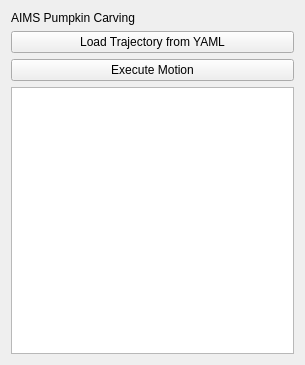
This is pumpkin_bt_application/src/pumpkin.ui in SamanthaSmith04/pumpkin_carving as Qt 5 draws it before an edit. The edited form follows.
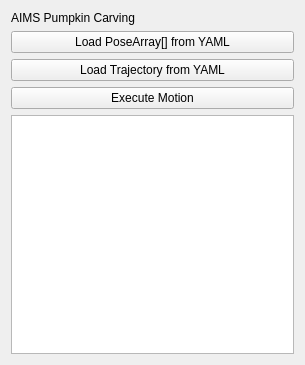
This is the edited form.

```diff
--- a/pumpkin_bt_application/src/pumpkin.ui
+++ b/pumpkin_bt_application/src/pumpkin.ui
@@ -22,15 +22,18 @@
     </widget>
    </item>
    <item>
-    <layout class="QHBoxLayout" name="horizontalLayout">
+    <widget class="QPushButton" name="load_poses_from_file_push_button">
+     <property name="text">
+      <string>Load PoseArray[] from YAML</string>
+     </property>
+    </widget>
+   </item>
      <item>
       <widget class="QPushButton" name="load_traj_from_yaml_push_button">
        <property name="text">
         <string>Load Trajectory from YAML</string>
        </property>
       </widget>
-     </item>
-    </layout>
    </item>
    <item>
     <widget class="QPushButton" name="motion_exec_push_button">
```
Lines whose indentation alone changed are shown as unchanged.
